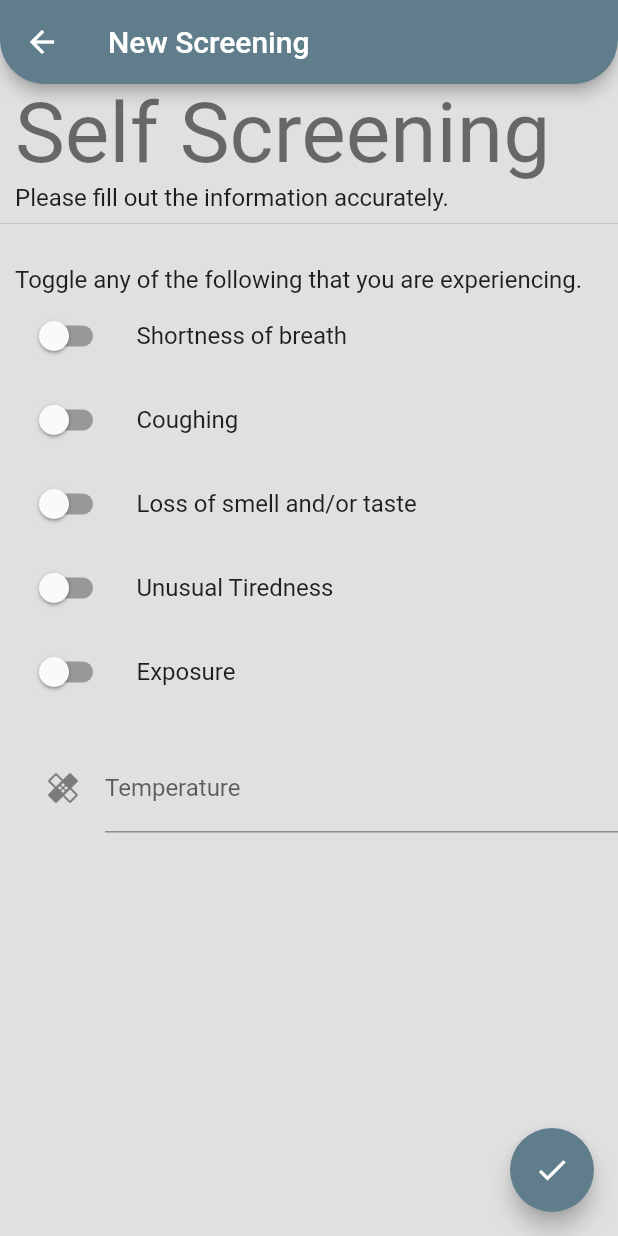
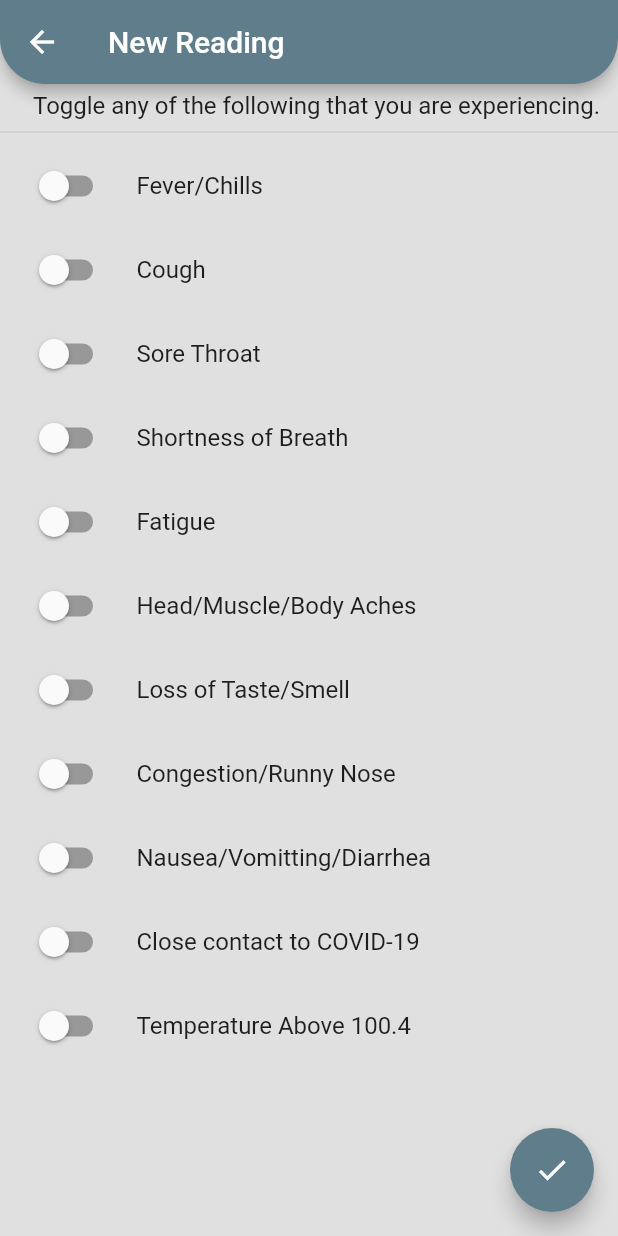
Before and after one commit to tannercrook/wycorder, a Flutter app: the ReadingPage screen opened directly, on a phone screen of 412 x 824 dp. Run offline on Flutter 3.47's test engine with Material 2 defaults, Android fonts, the phone set to English and light mode, and no system bars; our stand-ins replace streaming_shared_preferences; network calls fail.

Commit message:
Finalized for pre-alpha.

```diff
--- a/flutter_wycorder/lib/src/FlutterWycorder.dart
+++ b/flutter_wycorder/lib/src/FlutterWycorder.dart
@@ -17,7 +17,7 @@
   // login
   Future<SystemUser> authenticate(String username, String password) async {
     Map body = {"username":username, "password":password};
-    final response = await http.post(this.baseURL+'/system_user/auth', headers: {HttpHeaders.contentTypeHeader: "application/json",}, body: JsonEncoder().convert(body));
+    final response = await http.post(this.baseURL+'/system_user/auth', headers: {HttpHeaders.contentTypeHeader: "application/x-www-form-urlencoded",}, body: body);
     if (response.statusCode == 200) {
       SystemUser user = SystemUser.fromJson(json.decode(response.body));
       return user;
@@ -34,7 +34,7 @@
 
 
   Future<SystemUser> getUser() async {
-    final response = await http.get(this.baseURL+'/system_user/', headers: {'token':this.token});
+    final response = await http.get(this.baseURL+'/system_user/', headers: {HttpHeaders.contentTypeHeader: "application/x-www-form-urlencoded",'token':this.token});
     if (response.statusCode == 200) {
       SystemUser user = SystemUser.fromJson(json.decode(response.body));
       return user;
@@ -65,7 +65,7 @@
   // Add a reading to the database
   Future<bool> putReading(Reading reading) async {
     var body = reading.toJson();
-    final response = await http.put(this.baseURL+'/reading/', headers: {'token':this.token, 'content_type':'application/json'}, body: body);
+    final response = await http.put(this.baseURL+'/reading/', headers: {'token':this.token, HttpHeaders.contentTypeHeader: "application/x-www-form-urlencoded",}, body: body);
     if (response.statusCode == 200) {
       return true;
     } else {
--- a/flutter_wycorder/lib/src/Reading.dart
+++ b/flutter_wycorder/lib/src/Reading.dart
@@ -43,7 +43,7 @@
     return Reading(
       readingID: json['readingID'],
       system_user_id: json['system_user_id'],
-      time_taken: json['time_taken'],
+      time_taken: DateTime.parse(json['time_taken']),
       status: json['status'],
       fever_chills: json['fever_chills'],
       cough: json['cough'],
@@ -60,20 +60,20 @@
   }
 
   Map<String, dynamic> toJson() => {
-    'system_user_id':this.system_user_id,
-    'time_taken':this.time_taken,
+    'system_user_id':this.system_user_id.toString(),
+    'time_taken':this.time_taken.toString(),
     'status':this.status,
-    'fever_chills':this.fever_chills,
-    'cough':this.cough,
-    'sore_throat':this.sore_throat,
-    'short_breath':this.short_breath,
-    'fatigue':this.fatigue,
-    'aches':this.aches,
-    'taste_loss':this.taste_loss,
-    'congestion':this.congestion,
-    'nausea_vomit_diarrhea':this.nausea_vomit_diarrhea,
-    'infectious_contact':this.infectious_contact,
-    'temperature':this.temperature
+    'fever_chills':this.fever_chills.toString(),
+    'cough':this.cough.toString(),
+    'sore_throat':this.sore_throat.toString(),
+    'short_breath':this.short_breath.toString(),
+    'fatigue':this.fatigue.toString(),
+    'aches':this.aches.toString(),
+    'taste_loss':this.taste_loss.toString(),
+    'congestion':this.congestion.toString(),
+    'nausea_vomit_diarrhea':this.nausea_vomit_diarrhea.toString(),
+    'infectious_contact':this.infectious_contact.toString(),
+    'temperature':this.temperature.toString()
   };
 
 
--- a/lib/globals.dart
+++ b/lib/globals.dart
@@ -4,3 +4,4 @@
 StreamingSharedPreferences preferences;
 String apiBaseURL = 'https://wycorder.crooktec.com/api/v1';
 SystemUser user = SystemUser();
+bool addedNewReading = false;
--- a/lib/reading.dart
+++ b/lib/reading.dart
@@ -1,42 +1,82 @@
 import 'package:flutter/material.dart';
-import 'package:tricorder/widgets/result.dart';
+import 'package:flutter_wycorder/flutter_wycorder.dart';
+import 'package:wycorder/widgets/result.dart';
+import 'globals.dart' as globals;
 
 
 
 class ReadingPage extends StatefulWidget {
-  ReadingPage({Key key, this.title}) : super(key: key);
+  ReadingPage({Key key, this.title, this.user}) : super(key: key);
   final String title;
+  final SystemUser user;
   @override
   _ReadingPageState createState() => _ReadingPageState();
 }
 
-class _ReadingPageState extends State<ReadingPage> {
-  var switches = {
-    'breath':false,
-    'cough':false,
-    'smellTaste':false,
-    'tiredness':false,
-    'exposure':false,
-  };
+class _ReadingPageState extends State<ReadingPage> with RouteAware{
+  List<SwitchItem> switches = [
+    SwitchItem(name: 'fever_chills', label: 'Fever/Chills', value: false),
+    SwitchItem(name: 'cough', label: 'Cough', value: false),
+    SwitchItem(name: 'sore_throat', label: 'Sore Throat', value: false),
+    SwitchItem(name: 'short_breath', label: 'Shortness of Breath', value: false),
+    SwitchItem(name: 'fatigue', label: 'Fatigue', value: false),
+    SwitchItem(name: 'aches', label: 'Head/Muscle/Body Aches', value: false),
+    SwitchItem(name: 'taste_loss', label: 'Loss of Taste/Smell', value: false),
+    SwitchItem(name: 'congestion', label: 'Congestion/Runny Nose', value: false),
+    SwitchItem(name: 'nausea_vomit_diarrhea', label: 'Nausea/Vomitting/Diarrhea', value: false),
+    SwitchItem(name: 'infectious_contact', label: 'Close contact to COVID-19', value: false),
+    SwitchItem(name: 'temperature', label: 'Temperature Above 100.4', value: false),
+  ];
+  Map<String, int> switchMap = {'finished': 1};
   double temperature;
   final tempController = TextEditingController();
   final _formKey = GlobalKey<FormState>();
 
+  int _boolToInt(bool b) {
+    if (b) {
+      return 1;
+    } else {
+      return 0;
+    }
+  }
+
   void _save() {
     bool result = true;
-    double temp = 0.0;
-    temp = num.tryParse(tempController.text.toString())??0.0.toDouble();
-    if (temp >= 100.4) {
-      result = false;
-    }
-    for (var check in switches.keys) {
-      if (switches[check] == true) {
+    for (var item in switches) {
+      switchMap[item.name] = _boolToInt(item.value);
+      if (item.value == true) {
         result = false;
       }
     }
-    Navigator.push(context, MaterialPageRoute(builder: (contxt) => ResultPage(result: result, switches: switches,)));
+    String status;
+    if (result) {
+      status = 'Pass';
+    } else {
+      status = 'Fail';
+    }
+    Reading reading = Reading(
+      readingID: null,
+      system_user_id: this.widget.user.system_user_id,
+      status: status,
+      fever_chills: switchMap['fever_chills'],
+      cough: switchMap['cough'],
+      sore_throat: switchMap['sore_throat'],
+      short_breath: switchMap['short_breath'],
+      fatigue: switchMap['fatigue'],
+      aches: switchMap['aches'],
+      taste_loss: switchMap['taste_loss'],
+      congestion: switchMap['congestion'],
+      nausea_vomit_diarrhea: switchMap['nausea_vomit_diarrhea'],
+      infectious_contact: switchMap['infectious_contact'],
+      temperature: switchMap['temperature'],
+    );
+    FlutterWycorder(globals.apiBaseURL, token: this.widget.user.token).putReading(reading);
+    globals.addedNewReading = true;
+
+    Navigator.pushReplacement(context, MaterialPageRoute(builder: (contxt) => ResultPage(result: result, switches: null,)));
 
   }
+
 
   @override
   void dispose() {
@@ -55,92 +95,22 @@
           )
         ),
       ),
-      body: Form(
-        key: _formKey,
-        child: ListView(
-          children: <Widget>[
-            Padding(
-              padding: EdgeInsets.only(left: 10),
-              child: Text("Self Screening", style: Theme.of(context).textTheme.headline2,),
-            ),
-            Padding(
-              padding: EdgeInsets.only(left: 10),
-              child: Text("Please fill out the information accurately.", style: Theme.of(context).textTheme.subtitle1,),
-            ),
-            Divider(),
-            Padding(
-              padding: EdgeInsets.only(left: 10, top: 20),
-              child: Text("Toggle any of the following that you are experiencing.", style: Theme.of(context).textTheme.subtitle1,),
-            ),
-            ListTile(
-              leading: Switch(
-                value: switches['breath'],
-                onChanged: (value) {
-                  setState((){
-                    switches['breath'] = value;
-                  });
-                },
-              ),
-              title: Text("Shortness of breath"),
-            ),
-            ListTile(
-              leading: Switch(
-                value: switches['cough'],
-                onChanged: (value) {
-                  setState((){
-                    switches['cough'] = value;
-                  });
-                },
-              ),
-              title: Text("Coughing"),
-            ),
-            ListTile(
-              leading: Switch(
-                value: switches['smellTaste'],
-                onChanged: (value) {
-                  setState((){
-                    switches['smellTaste'] = value;
-                  });
-                },
-              ),
-              title: Text("Loss of smell and/or taste"),
-            ),
-            ListTile(
-              leading: Switch(
-                value: switches['tiredness'],
-                onChanged: (value) {
-                  setState((){
-                    switches['tiredness'] = value;
-                  });
-                },
-              ),
-              title: Text("Unusual Tiredness"),
-            ),
-            ListTile(
-              leading: Switch(
-                value: switches['exposure'],
-                onChanged: (value) {
-                  setState((){
-                    switches['exposure'] = value;
-                  });
-                },
-              ),
-              title: Text("Exposure"),
-            ),
-            Padding(
-              padding: EdgeInsets.only(top: 20, left: 30),
-              child: TextField(
-                key: Key('tempField'),
-                controller: tempController,
-                keyboardType: TextInputType.numberWithOptions(decimal: true),
-                decoration: InputDecoration(
-                  icon: Icon(Icons.healing),
-                  labelText: "Temperature"
-                  ),
-              ),
-            ),
-          ],
-        ),
+      body: Column(
+        children: [
+          Padding(
+            padding: EdgeInsets.only(left: 10, top: 5),
+            child: Text("Toggle any of the following that you are experiencing.", style: Theme.of(context).textTheme.subtitle1,),
+          ),
+          Divider(),
+          Expanded(
+            child:ListView(
+              scrollDirection: Axis.vertical,
+              shrinkWrap: true,
+              physics: AlwaysScrollableScrollPhysics(),
+              children: makeToggles(),
+            )
+          ),
+        ],
       ),
       floatingActionButton: FloatingActionButton(
         onPressed: _save,
@@ -149,4 +119,34 @@
       ), // This trai
     );
   }
+
+  List<Widget> makeToggles() {
+    List<Widget> toggles =[];
+    for (var item in this.switches) {
+      toggles.add(ListTile(
+      leading: Switch(
+        value: item.value,
+        onChanged: (value) {
+          setState((){
+            item.value = value;
+          });
+        },
+      ),
+      title: Text(item.label),
+    ));
+    }
+    return toggles;
+  }
+
 }
+
+
+class SwitchItem {
+  String name;
+  String label;
+  bool value;
+  Widget toggle;
+
+  SwitchItem({this.name, this.label, this.value, this.toggle});
+
+}
--- a/pubspec.yaml
+++ b/pubspec.yaml
@@ -1,4 +1,4 @@
-name: tricorder
+name: wycorder
 description: A new Flutter project.
 
 # The following defines the version and build number for your application.
```
Also changed, not shown: lib/DashboardView.dart (+49 -145 lines), lib/LoginView.dart (+10 -2 lines), lib/main.dart (+6 -12 lines), lib/widgets/Dashboard.dart (added, +165 -0 lines), lib/widgets/SwitchWidget.dart (added, +27 -0 lines), pubspec.lock, 10 other files.
